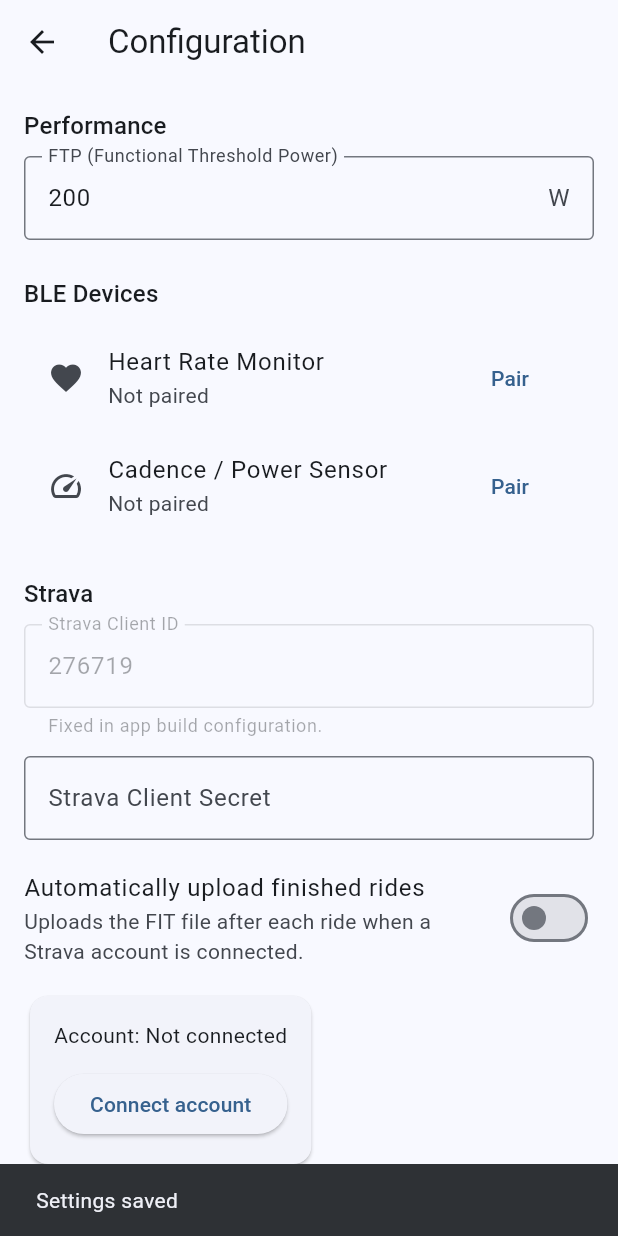
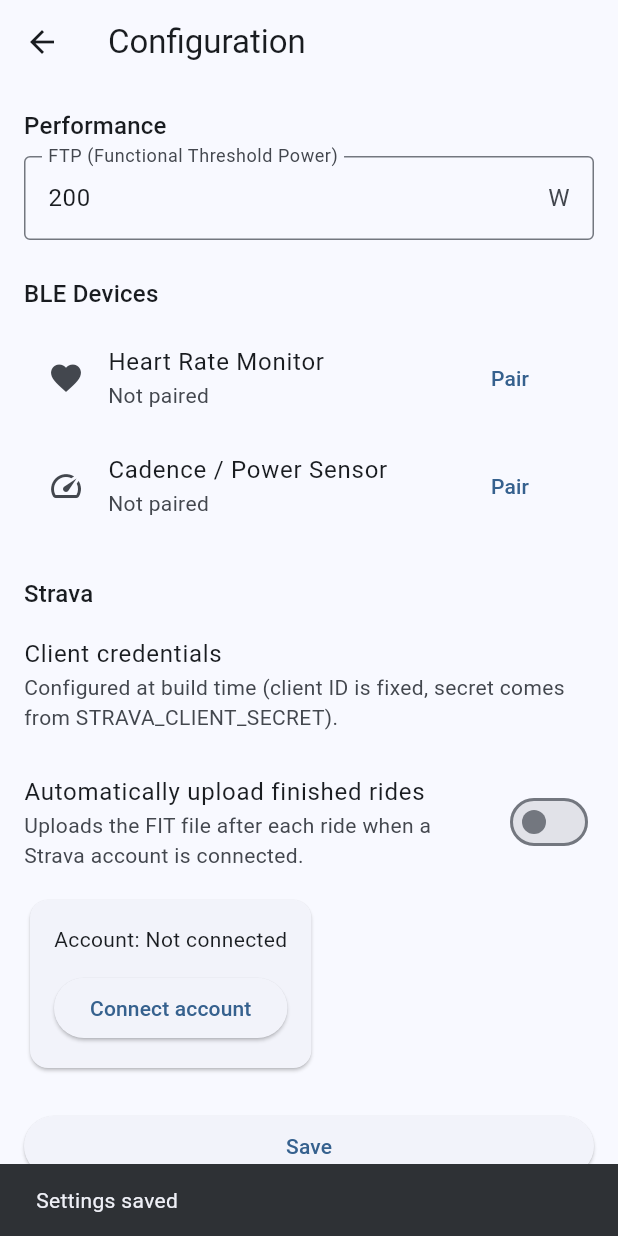
Before and after one commit to bofh69/sebastians-bike-display, a Flutter app: the ConfigScreen screen opened by its route, after a tap on "Save", on a phone screen of 412 x 824 dp. Run offline on Flutter 3.47's test engine with Material 3 defaults, Android fonts, the phone set to English and light mode, and no system bars; our stand-ins replace flutter_secure_storage, geolocator, permission_handler, shared_preferences, wakelock_plus; missing offline and left inert: fit_sdk, flutter_background_service, flutter_reactive_ble, flutter_web_auth_2; accounts and stored records are empty.

Commit message:
Remove Strava credential inputs from config
Co-authored-by: bofh69 <1444315+bofh69@users.noreply.github.com>

```diff
--- a/lib/screens/config_screen.dart
+++ b/lib/screens/config_screen.dart
@@ -6,8 +6,6 @@ import 'package:shared_preferences/shared_preferences.dart';
 import '../services/heart_rate_sensor_service.dart';
 import '../services/power_cadence_sensor_service.dart';
 import '../services/strava_upload_service.dart';
-
-const bool _hasBuildTimeStravaClientSecret = buildTimeStravaClientSecret != '';
 
 class ConfigScreen extends StatefulWidget {
   const ConfigScreen({super.key});
@@ -18,8 +16,6 @@ class ConfigScreen extends StatefulWidget {
 
 class _ConfigScreenState extends State<ConfigScreen> {
   final _ftpController = TextEditingController();
-  final _stravaClientIdController = TextEditingController();
-  final _stravaClientSecretController = TextEditingController();
   final HeartRateSensorService _heartRateSensorService =
       HeartRateSensorService.instance;
   final PowerCadenceSensorService _powerCadenceSensorService =
@@ -45,8 +41,6 @@ class _ConfigScreenState extends State<ConfigScreen> {
       final state = _stravaUploadService.state.value;
       if (!mounted) return;
       setState(() {
-        _stravaClientIdController.text = state.clientId;
-        _stravaClientSecretController.text = state.clientSecret;
         _stravaAutoUploadEnabled = state.autoUploadEnabled;
       });
     }));
@@ -63,8 +57,6 @@ class _ConfigScreenState extends State<ConfigScreen> {
     final prefs = await SharedPreferences.getInstance();
     await prefs.setInt('ftp', int.tryParse(_ftpController.text) ?? 200);
     await _stravaUploadService.saveConfiguration(
-      clientId: _stravaClientIdController.text,
-      clientSecret: _stravaClientSecretController.text,
       autoUploadEnabled: _stravaAutoUploadEnabled,
     );
     if (mounted) {
@@ -79,8 +71,6 @@ class _ConfigScreenState extends State<ConfigScreen> {
   @override
   void dispose() {
     _ftpController.dispose();
-    _stravaClientIdController.dispose();
-    _stravaClientSecretController.dispose();
     super.dispose();
   }
 
@@ -142,34 +132,13 @@ class _ConfigScreenState extends State<ConfigScreen> {
             const SizedBox(height: 24),
             Text('Strava', style: Theme.of(context).textTheme.titleMedium),
             const SizedBox(height: 8),
-            TextField(
-              controller: _stravaClientIdController,
-              keyboardType: TextInputType.number,
-              enabled: false,
-              decoration: const InputDecoration(
-                labelText: 'Strava Client ID',
-                helperText: 'Fixed in app build configuration.',
-                border: OutlineInputBorder(),
+            const ListTile(
+              contentPadding: EdgeInsets.zero,
+              title: Text('Client credentials'),
+              subtitle: Text(
+                'Configured at build time (client ID is fixed, secret comes from STRAVA_CLIENT_SECRET).',
               ),
             ),
-            const SizedBox(height: 12),
-            if (_hasBuildTimeStravaClientSecret)
-              const ListTile(
-                contentPadding: EdgeInsets.zero,
-                title: Text('Strava Client Secret'),
-                subtitle: Text(
-                  'Provided at build time via STRAVA_CLIENT_SECRET.',
-                ),
-              )
-            else
-              TextField(
-                controller: _stravaClientSecretController,
-                obscureText: true,
-                decoration: const InputDecoration(
-                  labelText: 'Strava Client Secret',
-                  border: OutlineInputBorder(),
-                ),
-              ),
             const SizedBox(height: 12),
             SwitchListTile(
               contentPadding: EdgeInsets.zero,
--- a/lib/services/strava_upload_service.dart
+++ b/lib/services/strava_upload_service.dart
@@ -178,8 +178,6 @@ class StravaUploadService {
   }
 
   Future<void> saveConfiguration({
-    required String clientId,
-    required String clientSecret,
     required bool autoUploadEnabled,
   }) async {
     await initialize();
@@ -187,7 +185,7 @@ class StravaUploadService {
     const nextClientId = defaultStravaClientId;
     final nextClientSecret = buildTimeStravaClientSecret.isNotEmpty
         ? buildTimeStravaClientSecret
-        : clientSecret;
+        : previous.clientSecret;
     final resetAuthentication = shouldResetStravaAuthentication(
       previousClientId: previous.clientId,
       nextClientId: nextClientId,
@@ -232,7 +230,9 @@ class StravaUploadService {
     await initialize();
     final current = state.value;
     if (!current.hasCredentials) {
-      throw StateError('Set the Strava client ID and client secret first.');
+      throw StateError(
+        'Set STRAVA_CLIENT_SECRET at build time before connecting Strava.',
+      );
     }
     _setState(current.copyWith(isBusy: true, clearError: true));
     try {
```
